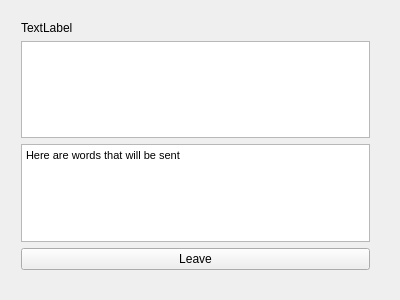
SignToSpeech-Project/SignToSpeech-QT, file Sign2SpeechPrototype/roomdialog.ui: the form before one commit.
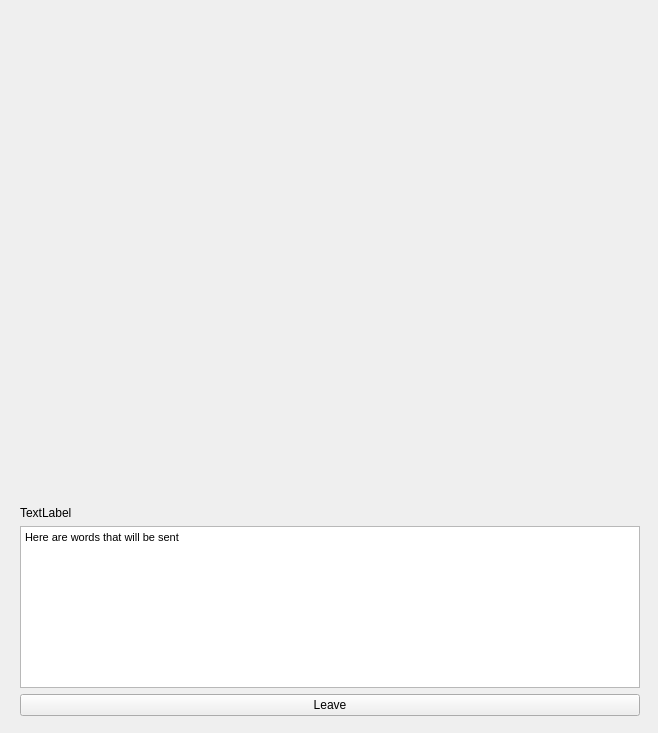
The form after the commit.

```diff
--- a/Sign2SpeechPrototype/roomdialog.ui
+++ b/Sign2SpeechPrototype/roomdialog.ui
@@ -6,8 +6,8 @@
    <rect>
     <x>0</x>
     <y>0</y>
-    <width>400</width>
-    <height>300</height>
+    <width>658</width>
+    <height>733</height>
    </rect>
   </property>
   <property name="windowTitle">
@@ -16,13 +16,35 @@
   <widget class="QWidget" name="gridLayoutWidget">
    <property name="geometry">
     <rect>
-     <x>10</x>
-     <y>10</y>
-     <width>371</width>
-     <height>271</height>
+     <x>9</x>
+     <y>9</y>
+     <width>642</width>
+     <height>718</height>
     </rect>
    </property>
+   <layout class="QVBoxLayout" name="verticalLayout">
+    <item>
+     <widget class="QLabel" name="label">
+      <property name="minimumSize">
+       <size>
+        <width>640</width>
+        <height>480</height>
+       </size>
+      </property>
+      <property name="text">
+       <string/>
+      </property>
+     </widget>
+    </item>
+    <item>
    <layout class="QGridLayout" name="gridLayout">
+      <item row="2" column="0">
+       <widget class="QPushButton" name="pushButtonLeave">
+        <property name="text">
+         <string>Leave</string>
+        </property>
+       </widget>
+      </item>
     <item row="0" column="0">
      <widget class="QLabel" name="labelRoom">
       <property name="text">
@@ -31,9 +53,6 @@
      </widget>
     </item>
     <item row="1" column="0">
-     <widget class="QGraphicsView" name="graphicsView"/>
-    </item>
-    <item row="2" column="0">
      <widget class="QTextBrowser" name="textBrowser">
       <property name="html">
        <string>&lt;!DOCTYPE HTML PUBLIC &quot;-//W3C//DTD HTML 4.0//EN&quot; &quot;http://www.w3.org/TR/REC-html40/strict.dtd&quot;&gt;
@@ -45,12 +64,7 @@
       </property>
      </widget>
     </item>
-    <item row="3" column="0">
-     <widget class="QPushButton" name="pushButtonLeave">
-      <property name="text">
-       <string>Leave</string>
-      </property>
-     </widget>
+     </layout>
     </item>
    </layout>
   </widget>
```
Left out of the diff: 2 changed lines with no effect on the pictures. Lines whose indentation alone changed are shown as unchanged.
